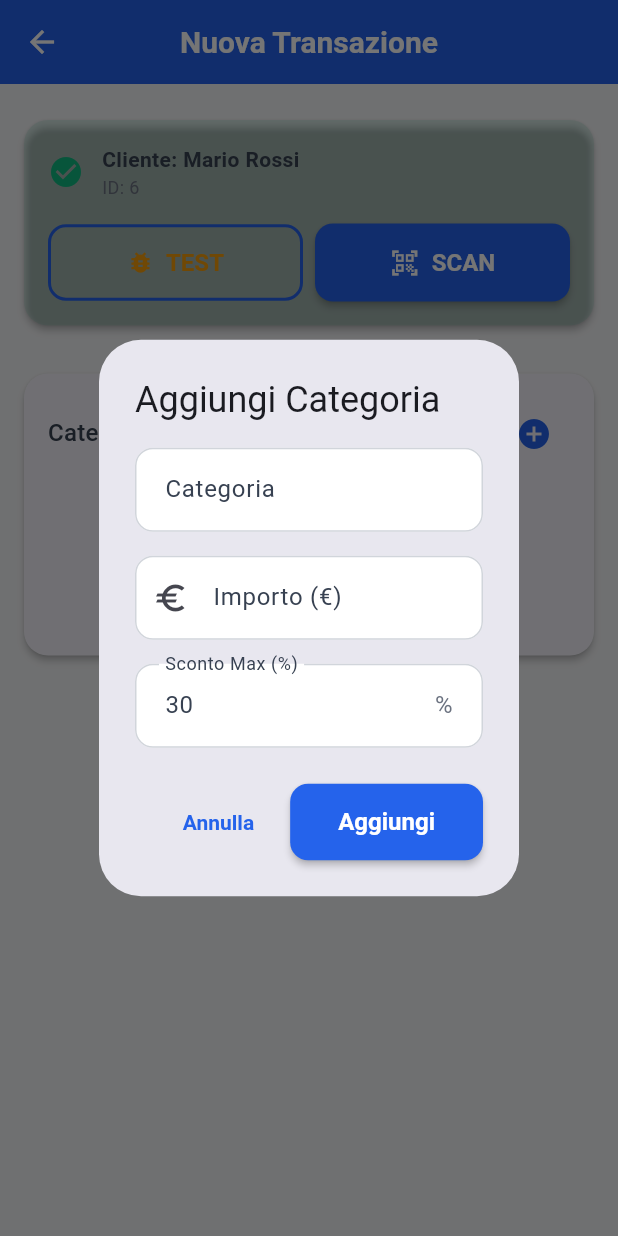
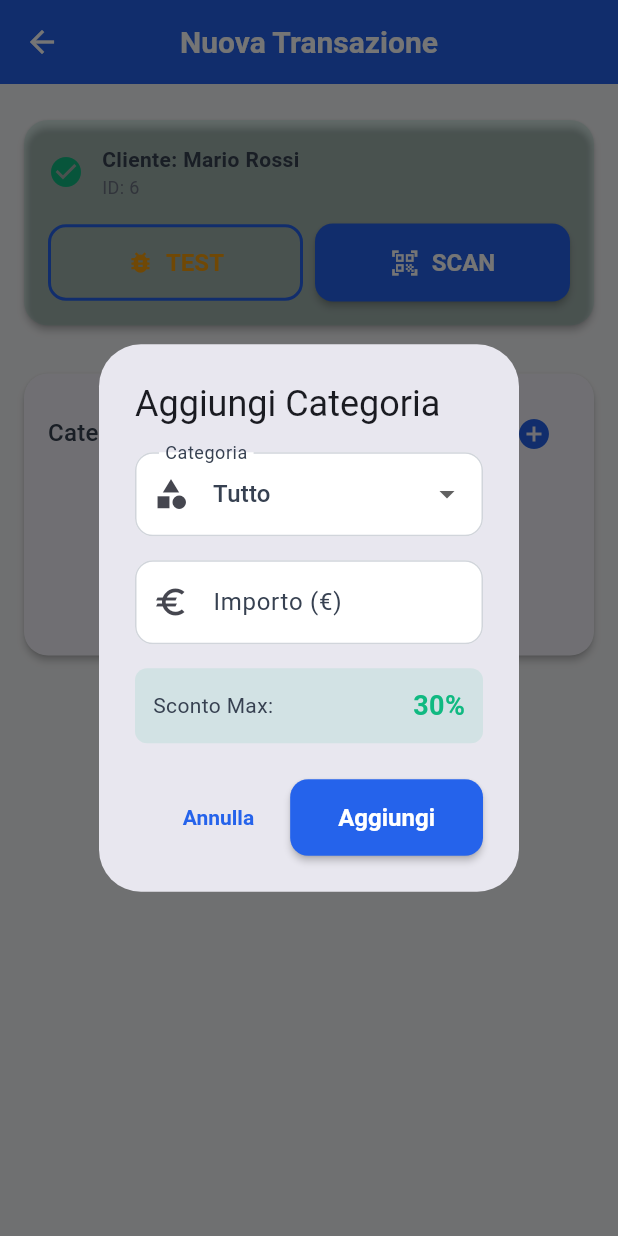
Before and after one commit to DevWisdom08/rapresentante-commercianti, a Flutter app: the TransazioneUnificataScreen screen opened directly, after a tap on "TEST", after a tap on the "add circle" icon, on a phone screen of 412 x 824 dp. Run offline on Flutter 3.47's test engine with Material 3 defaults, Android fonts, the phone set to English and light mode, and no system bars; our stand-ins replace flutter_secure_storage, qr_flutter; missing offline and left inert: mobile_scanner; accounts and stored records are empty.

Commit message:
feat: punto 2-3 - dropdown categorie con sconti default, Tutto come default

```diff
--- a/frontend/lib/screens/esercente/transazione_unificata_screen.dart
+++ b/frontend/lib/screens/esercente/transazione_unificata_screen.dart
@@ -475,15 +475,29 @@ class _CategoriaDialog extends StatefulWidget {
 }
 
 class _CategoriaDialogState extends State<_CategoriaDialog> {
-  final _nomeController = TextEditingController();
+  String? _categoriaSelezionata = 'Tutto';
   final _importoController = TextEditingController();
-  final _percentualeController = TextEditingController(text: '30');
+  int _percentualeDefault = 30;
+
+  final Map<String, int> _scontiDefault = {
+    'Tutto': 30,
+    'Alimentari': 25,
+    'Bevande': 20,
+    'Abbigliamento': 30,
+    'Elettronica': 15,
+    'Casa': 25,
+    'Servizi': 20,
+  };
+
+  @override
+  void initState() {
+    super.initState();
+    _percentualeDefault = _scontiDefault[_categoriaSelezionata] ?? 30;
+  }
 
   @override
   void dispose() {
-    _nomeController.dispose();
     _importoController.dispose();
-    _percentualeController.dispose();
     super.dispose();
   }
 
@@ -494,12 +508,24 @@ class _CategoriaDialogState extends State<_CategoriaDialog> {
       content: Column(
         mainAxisSize: MainAxisSize.min,
         children: [
-          TextField(
-            controller: _nomeController,
+          DropdownButtonFormField<String>(
+            value: _categoriaSelezionata,
             decoration: const InputDecoration(
               labelText: 'Categoria',
-              hintText: 'Alimentari, Bevande...',
+              prefixIcon: Icon(Icons.category),
             ),
+            items: _scontiDefault.keys.map((cat) {
+              return DropdownMenuItem(
+                value: cat,
+                child: Text(cat),
+              );
+            }).toList(),
+            onChanged: (value) {
+              setState(() {
+                _categoriaSelezionata = value;
+                _percentualeDefault = _scontiDefault[value] ?? 30;
+              });
+            },
           ),
           const SizedBox(height: AppTheme.spacingM),
           TextField(
@@ -511,13 +537,25 @@ class _CategoriaDialogState extends State<_CategoriaDialog> {
             ),
           ),
           const SizedBox(height: AppTheme.spacingM),
-          TextField(
-            controller: _percentualeController,
-            keyboardType: TextInputType.number,
-            decoration: const InputDecoration(
-              labelText: 'Sconto Max (%)',
-              hintText: '30',
-              suffixText: '%',
+          Container(
+            padding: const EdgeInsets.all(12),
+            decoration: BoxDecoration(
+              color: AppTheme.success.withOpacity(0.1),
+              borderRadius: BorderRadius.circular(8),
+            ),
+            child: Row(
+              mainAxisAlignment: MainAxisAlignment.spaceBetween,
+              children: [
+                const Text('Sconto Max:'),
+                Text(
+                  '$_percentualeDefault%',
+                  style: const TextStyle(
+                    fontWeight: FontWeight.bold,
+                    fontSize: 18,
+                    color: AppTheme.success,
+                  ),
+                ),
+              ],
             ),
           ),
         ],
@@ -529,12 +567,11 @@ class _CategoriaDialogState extends State<_CategoriaDialog> {
         ),
         ElevatedButton(
           onPressed: () {
-            final nome = _nomeController.text.trim();
+            final nome = _categoriaSelezionata ?? 'Tutto';
             final importo = double.tryParse(_importoController.text);
-            final percentuale = int.tryParse(_percentualeController.text);
 
-            if (nome.isNotEmpty && importo != null && percentuale != null) {
-              widget.onSave(nome, importo, percentuale);
+            if (importo != null && importo > 0) {
+              widget.onSave(nome, importo, _percentualeDefault);
               Navigator.pop(context);
             }
           },
```
Also changed, not shown: frontend/lib/screens/esercente/impostazioni_categorie_screen.dart (added, +162 -0 lines).
